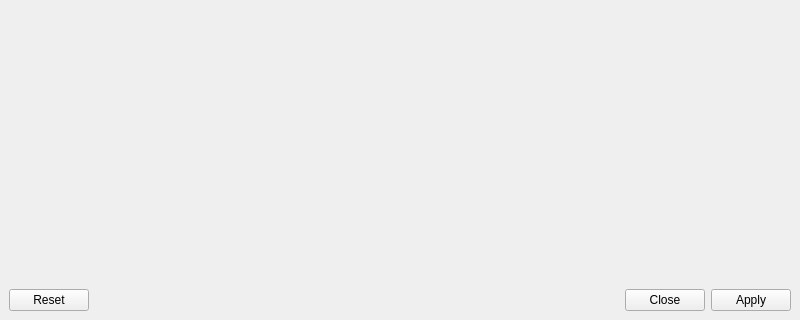
Qt form 2.x/UI/dooble_settings.ui (textbrowser/dooble) before a commit; both pictures show x 0 to 800 and y 380 to 700 of the 800 by 700 pixel window.
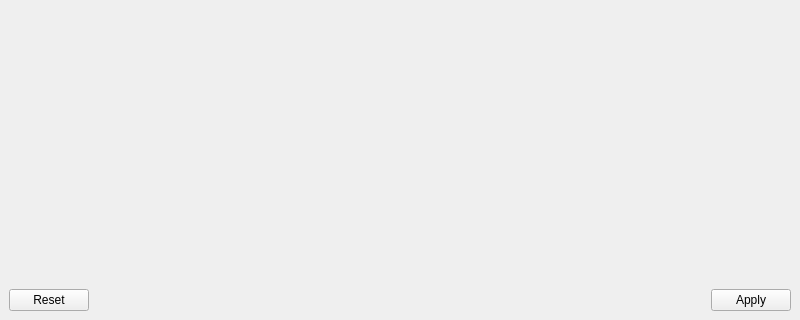
The same form after that commit. Icons and pictures are not drawn.

Commit message: Removed button.

```diff
--- a/2.x/UI/dooble_settings.ui
+++ b/2.x/UI/dooble_settings.ui
@@ -1140,7 +1140,7 @@
     <item>
      <widget class="QDialogButtonBox" name="buttonBox">
       <property name="standardButtons">
-       <set>QDialogButtonBox::Apply|QDialogButtonBox::Close|QDialogButtonBox::Reset</set>
+       <set>QDialogButtonBox::Apply|QDialogButtonBox::Reset</set>
       </property>
      </widget>
     </item>
```
The commit also changes 1 other file.
